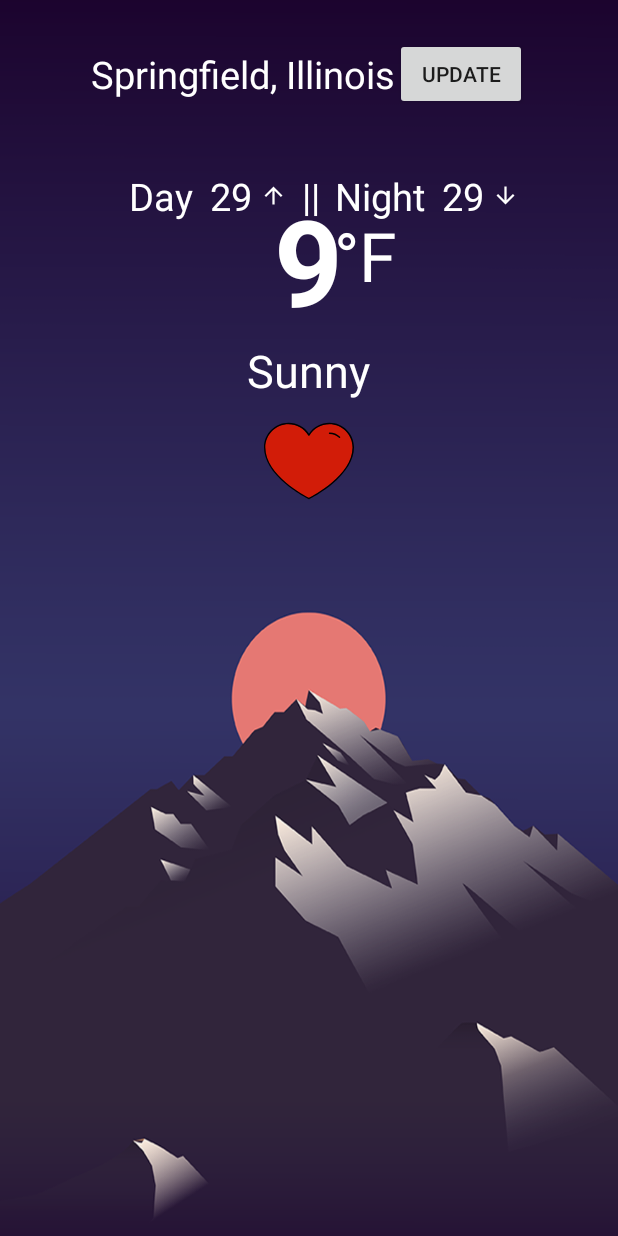
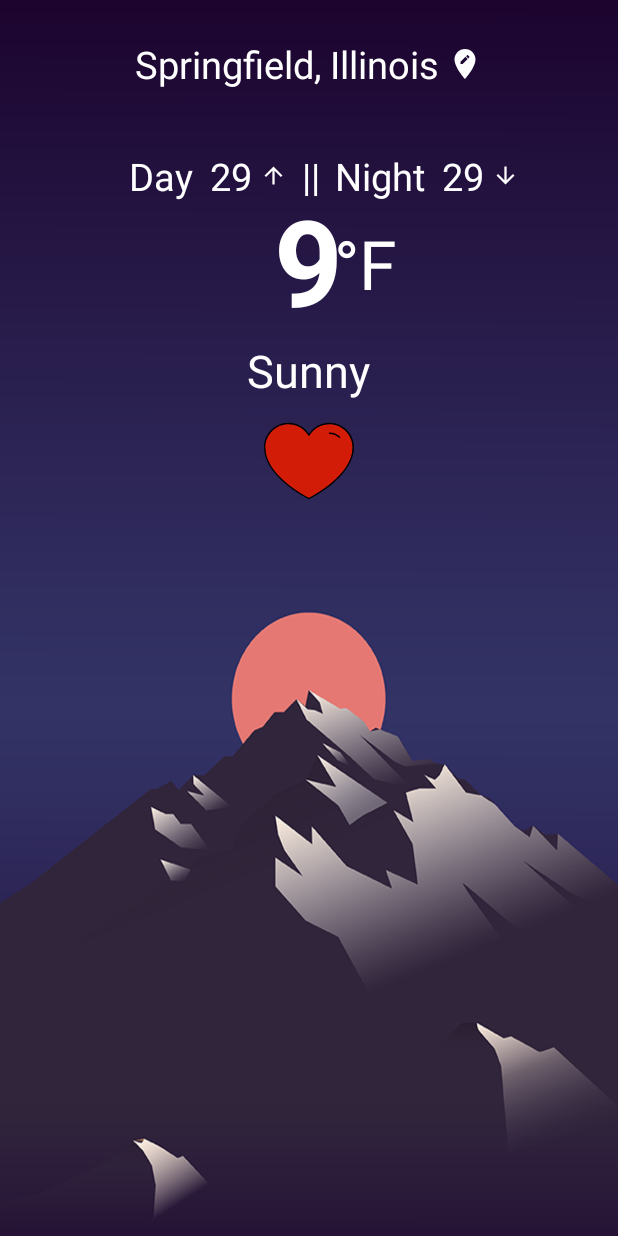
Before and after one commit to Abhishekds94/Amply-Weather, an Android app: the screen it shows after launch (DashboardActivity), on a phone screen of 412 x 824 dp. Run offline under Robolectric (Android 15) with nearby library versions, the phone set to English and light mode, and no system bars; our stand-ins replace AdMob, Picasso, Volley; libraries missing offline, so code that uses them is left out: com.zhy.http; pictures from the network do not load; Roboto replaces fonts that are not available here; 1 statement that could not run was skipped.

Commit message:
Dashboard edit loc icon update

```diff
--- /dev/null
+++ b/app/src/main/res/drawable/ic_edit_location.xml
@@ -0,0 +1,9 @@
+<vector xmlns:android="http://schemas.android.com/apk/res/android"
+    android:width="24dp"
+    android:height="24dp"
+    android:viewportWidth="24"
+    android:viewportHeight="24">
+  <path
+      android:pathData="M12,2C8.14,2 5,5.14 5,9c0,5.25 7,13 7,13s7,-7.75 7,-13c0,-3.86 -3.14,-7 -7,-7zM10.44,12L9,12v-1.44l3.35,-3.34 1.43,1.43L10.44,12zM14.89,7.55l-0.7,0.7 -1.44,-1.44 0.7,-0.7c0.15,-0.15 0.39,-0.15 0.54,0l0.9,0.9c0.15,0.15 0.15,0.39 0,0.54z"
+      android:fillColor="#ffffff"/>
+</vector>
--- a/app/src/main/res/layout/activity_dashboard.xml
+++ b/app/src/main/res/layout/activity_dashboard.xml
@@ -50,12 +50,13 @@
             android:fontFamily="@font/alegreya_sans"
             android:textSize="25sp"/>
 
-        <Button
+        <ImageButton
             android:id="@+id/button"
             android:layout_width="wrap_content"
             android:layout_height="wrap_content"
             android:onClick="onClickUpdate"
-            android:text="update" />
+            android:layout_marginLeft="5dp"
+            android:background="@drawable/ic_edit_location"/>
 
     </LinearLayout>
 
@@ -166,7 +167,7 @@
             android:layout_height="wrap_content"
             android:text="\u00B0F"
             android:gravity="center"
-            android:layout_marginTop="20dp"
+            android:layout_marginTop="25dp"
             android:fontFamily="@font/alegreya_sans_light"
             android:textColor="#fff"
             android:textSize="45sp"
```
